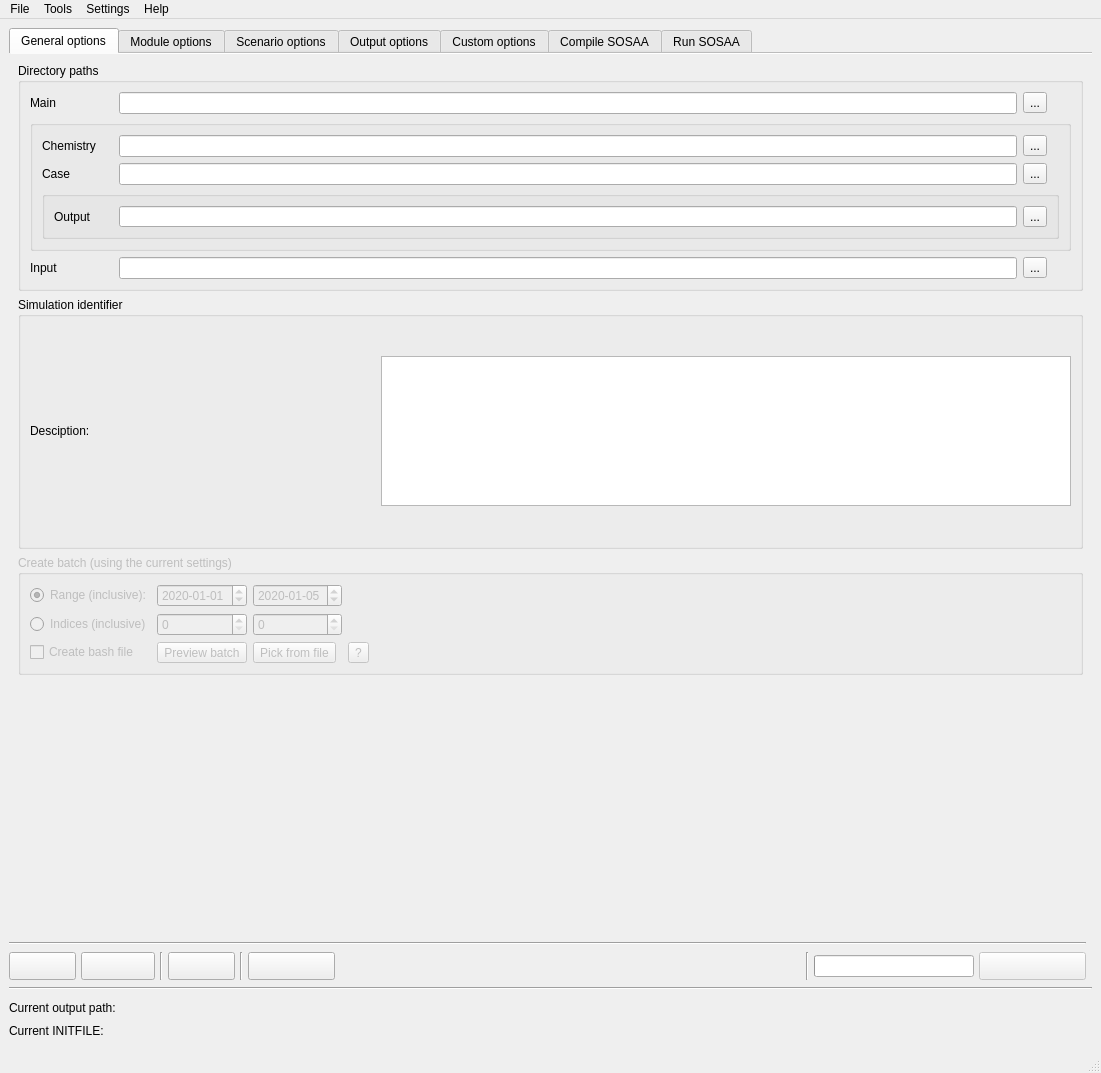
Above: sosaa_gui/layouts/gui.ui from juntyr/sosaa-gui before the change. Below: the same form after it.
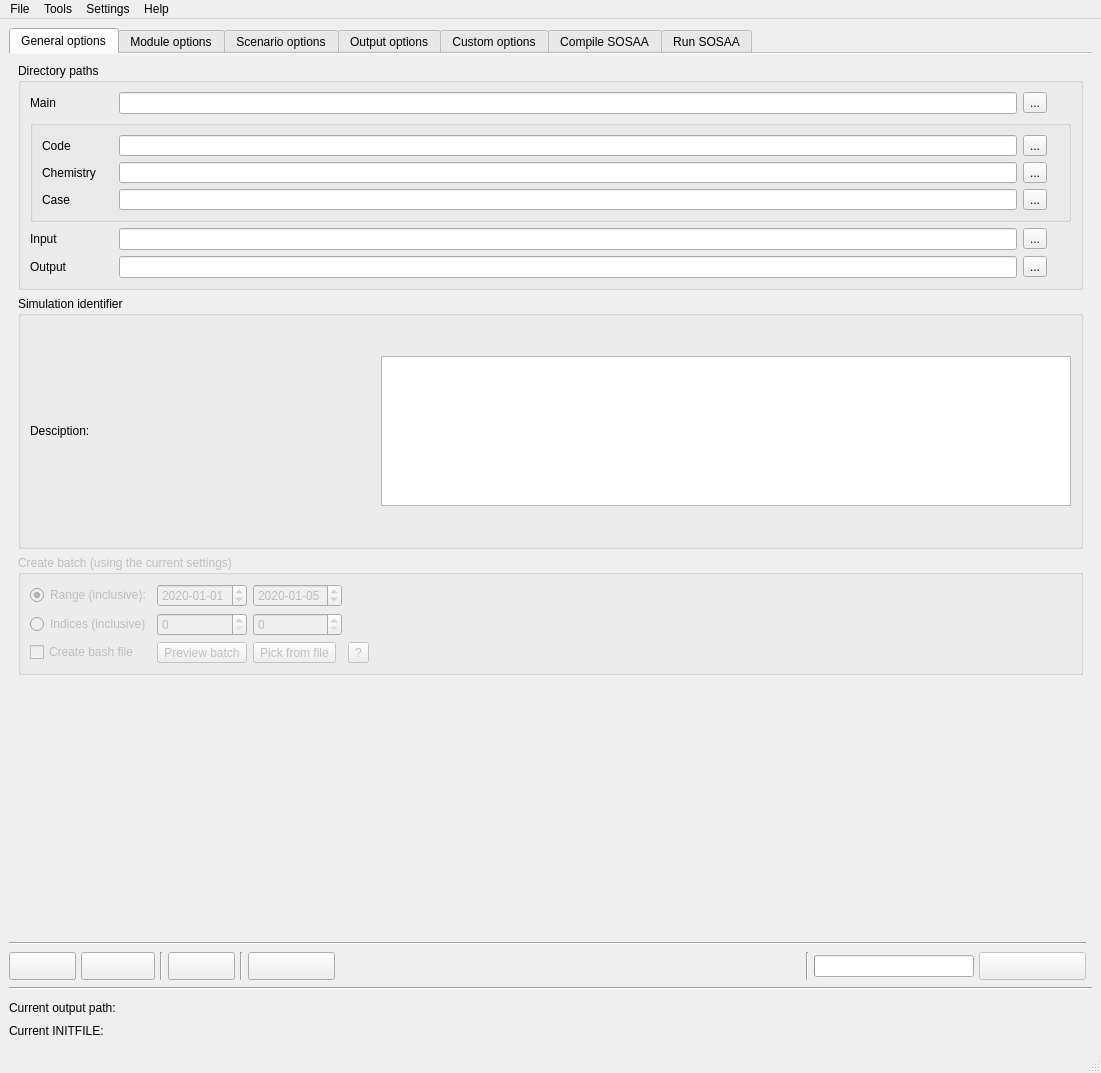
That is the form after the change.

```diff
--- a/sosaa_gui/layouts/gui.ui
+++ b/sosaa_gui/layouts/gui.ui
@@ -288,6 +288,61 @@
               <string>Directory paths</string>
              </property>
              <layout class="QGridLayout" name="gridLayout_39">
+              <item row="6" column="0">
+               <layout class="QGridLayout" name="gridLayout_4">
+                <item row="0" column="0">
+                 <widget class="QLabel" name="label_28">
+                  <property name="minimumSize">
+                   <size>
+                    <width>83</width>
+                    <height>0</height>
+                   </size>
+                  </property>
+                  <property name="text">
+                   <string>Output</string>
+                  </property>
+                 </widget>
+                </item>
+                <item row="0" column="1">
+                 <widget class="QLineEdit" name="output_dir">
+                  <property name="minimumSize">
+                   <size>
+                    <width>0</width>
+                    <height>18</height>
+                   </size>
+                  </property>
+                 </widget>
+                </item>
+                <item row="0" column="2">
+                 <widget class="QToolButton" name="browse_output">
+                  <property name="font">
+                   <font>
+                    <bold>false</bold>
+                   </font>
+                  </property>
+                  <property name="text">
+                   <string>...</string>
+                  </property>
+                 </widget>
+                </item>
+                <item row="0" column="3">
+                 <spacer name="horizontalSpacer_4">
+                  <property name="orientation">
+                   <enum>Qt::Horizontal</enum>
+                  </property>
+                  <property name="sizeType">
+                   <enum>QSizePolicy::Fixed</enum>
+                  </property>
+                  <property name="sizeHint" stdset="0">
+                   <size>
+                    <width>24</width>
+                    <height>20</height>
+                   </size>
+                  </property>
+                 </spacer>
+                </item>
+               </layout>
+              </item>
               <item row="5" column="0">
                <layout class="QGridLayout" name="gridLayout_4">
                 <item row="0" column="0">
@@ -349,6 +404,61 @@
                  <string/>
                 </property>
                 <layout class="QVBoxLayout" name="verticalLayout_8">
+                 <item>
+                  <layout class="QGridLayout" name="gridLayout_5">
+                   <item row="0" column="0">
+                    <widget class="QLabel" name="label_code_dir">
+                     <property name="minimumSize">
+                      <size>
+                       <width>71</width>
+                       <height>0</height>
+                      </size>
+                     </property>
+                     <property name="text">
+                      <string>Code</string>
+                     </property>
+                    </widget>
+                   </item>
+                   <item row="0" column="2">
+                    <widget class="QToolButton" name="browse_code">
+                     <property name="font">
+                      <font>
+                       <bold>false</bold>
+                      </font>
+                     </property>
+                     <property name="text">
+                      <string>...</string>
+                     </property>
+                    </widget>
+                   </item>
+                   <item row="0" column="1">
+                    <widget class="QLineEdit" name="code_dir">
+                     <property name="minimumSize">
+                      <size>
+                       <width>0</width>
+                       <height>18</height>
+                      </size>
+                     </property>
+                    </widget>
+                   </item>
+                   <item row="0" column="3">
+                    <spacer name="horizontalSpacer_3">
+                     <property name="orientation">
+                      <enum>Qt::Horizontal</enum>
+                     </property>
+                     <property name="sizeType">
+                      <enum>QSizePolicy::Fixed</enum>
+                     </property>
+                     <property name="sizeHint" stdset="0">
+                      <size>
+                       <width>12</width>
+                       <height>20</height>
+                      </size>
+                     </property>
+                    </spacer>
+                   </item>
+                  </layout>
+                 </item>
                  <item>
                   <layout class="QGridLayout" name="gridLayout_5">
                    <item row="0" column="0">
@@ -459,50 +569,6 @@
                    </item>
                   </layout>
                  </item>
-                 <item>
-                  <widget class="QGroupBox" name="groupBox_18">
-                   <property name="title">
-                    <string/>
-                   </property>
-                   <layout class="QHBoxLayout" name="horizontalLayout_2">
-                    <item>
-                     <widget class="QLabel" name="label_33">
-                      <property name="minimumSize">
-                       <size>
-                        <width>59</width>
-                        <height>0</height>
-                       </size>
-                      </property>
-                      <property name="text">
-                       <string>Output</string>
-                      </property>
-                     </widget>
-                    </item>
-                    <item>
-                     <widget class="QLineEdit" name="output_dir">
-                      <property name="minimumSize">
-                       <size>
-                        <width>0</width>
-                        <height>20</height>
-                       </size>
-                      </property>
-                     </widget>
-                    </item>
-                    <item>
-                     <widget class="QToolButton" name="browse_output">
-                      <property name="font">
-                       <font>
-                        <bold>false</bold>
-                       </font>
-                      </property>
-                      <property name="text">
-                       <string>...</string>
-                      </property>
-                     </widget>
-                    </item>
-                   </layout>
-                  </widget>
-                 </item>
                 </layout>
                </widget>
               </item>
```
Left out of the diff: 659 changed lines with no effect on the pictures.
